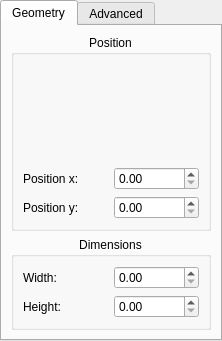
The window that libs/flake/KoInteractionToolWidget.ui (KDE/krita) describes before a commit, drawn with Qt 5.
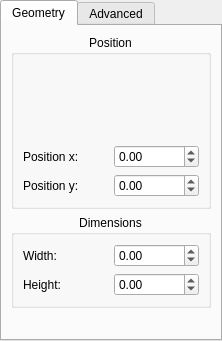
The same window after the commit.

Commit message: Some default tool option widget goodness. One can now select the corner of the selection for which to change the position. The selected corner is highlighted by the selection decorator for better user feedback as the corners can be at quite different positions if the selection is transformed.

Diff of the .ui file:
```diff
--- a/libs/flake/KoInteractionToolWidget.ui
+++ b/libs/flake/KoInteractionToolWidget.ui
@@ -43,9 +43,18 @@
         </spacer>
        </item>
        <item row="0" column="1" colspan="2" >
-        <widget class="QLabel" name="rectLabel" >
-         <property name="text" >
-          <string/>
+        <widget class="QWidget" native="1" name="rectWidget" >
+         <property name="minimumSize" >
+          <size>
+           <width>75</width>
+           <height>75</height>
+          </size>
+         </property>
+         <property name="maximumSize" >
+          <size>
+           <width>100</width>
+           <height>100</height>
+          </size>
          </property>
         </widget>
        </item>
@@ -79,7 +88,14 @@
         </widget>
        </item>
        <item row="1" column="2" colspan="2" >
-        <widget class="QDoubleSpinBox" name="positionXSpinBox" />
+        <widget class="QDoubleSpinBox" name="positionXSpinBox" >
+         <property name="minimum" >
+          <double>-10000.000000000000000</double>
+         </property>
+         <property name="maximum" >
+          <double>10000.000000000000000</double>
+         </property>
+        </widget>
        </item>
        <item row="2" column="0" colspan="2" >
         <widget class="QLabel" name="positionYLabel" >
@@ -98,7 +114,14 @@
         </widget>
        </item>
        <item row="2" column="2" colspan="2" >
-        <widget class="QDoubleSpinBox" name="positionYSpinBox" />
+        <widget class="QDoubleSpinBox" name="positionYSpinBox" >
+         <property name="minimum" >
+          <double>-10000.000000000000000</double>
+         </property>
+         <property name="maximum" >
+          <double>10000.000000000000000</double>
+         </property>
+        </widget>
        </item>
       </layout>
      </widget>
@@ -126,7 +149,14 @@
         </widget>
        </item>
        <item row="0" column="1" >
-        <widget class="QDoubleSpinBox" name="widthSpinBox" />
+        <widget class="QDoubleSpinBox" name="widthSpinBox" >
+         <property name="minimum" >
+          <double>-10000.000000000000000</double>
+         </property>
+         <property name="maximum" >
+          <double>10000.000000000000000</double>
+         </property>
+        </widget>
        </item>
        <item row="1" column="0" >
         <widget class="QLabel" name="heightLabel" >
@@ -139,11 +169,31 @@
         </widget>
        </item>
        <item row="1" column="1" >
-        <widget class="QDoubleSpinBox" name="heightSpinBox" />
+        <widget class="QDoubleSpinBox" name="heightSpinBox" >
+         <property name="minimum" >
+          <double>-10000.000000000000000</double>
+         </property>
+         <property name="maximum" >
+          <double>10000.000000000000000</double>
+         </property>
+        </widget>
        </item>
       </layout>
      </widget>
     </item>
+    <item row="2" column="0" >
+     <spacer>
+      <property name="orientation" >
+       <enum>Qt::Vertical</enum>
+      </property>
+      <property name="sizeHint" >
+       <size>
+        <width>20</width>
+        <height>20</height>
+       </size>
+      </property>
+     </spacer>
+    </item>
    </layout>
   </widget>
   <widget class="QWidget" name="advancedTab" >
```
Left out of the diff: 13 changed lines with no effect on the pictures. The commit also changes 6 other files.
